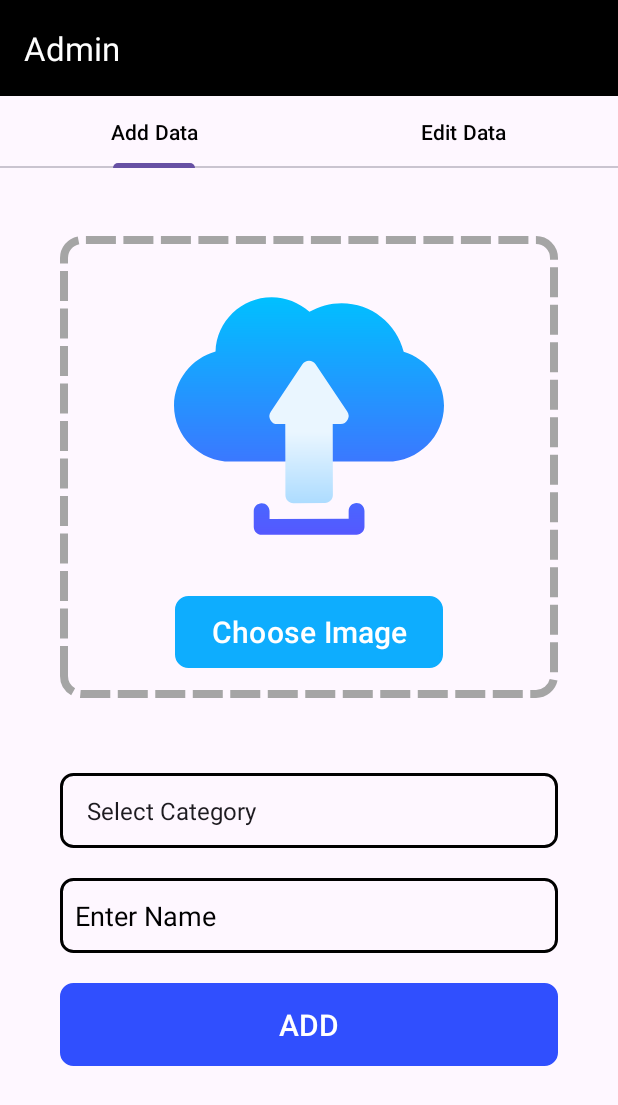
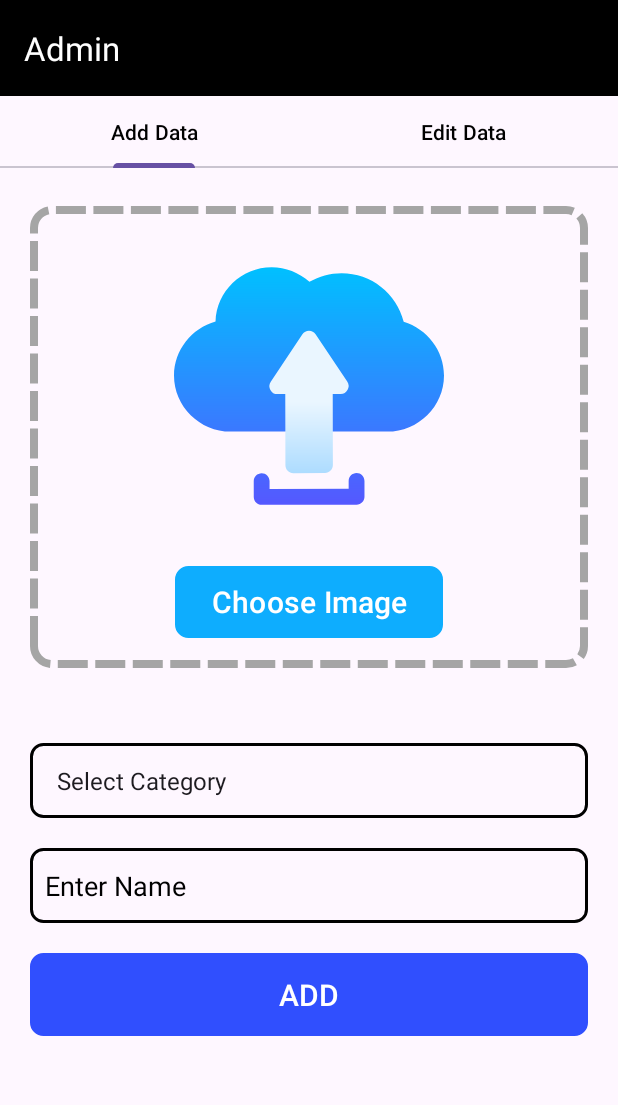
Before and after one commit to A23coder/AdminArtistry, an Android app: the AddFrag screen opened directly, with no data from a screen before it, on a phone screen of 412 x 824 dp. Shown: the top 1105 px of the screen. Run offline under Robolectric (Android 15) with nearby library versions, the phone set to English and light mode, and no system bars; our stand-ins replace Firebase (no records; nobody signed in at launch, a user with empty details on screens opened directly).

Commit message:
Another Changes..

```diff
--- a/app/src/main/java/com/aadhya/adminartistry/data/utils/Utils.kt
+++ b/app/src/main/java/com/aadhya/adminartistry/data/utils/Utils.kt
@@ -28,6 +28,7 @@ class Utils {
             "Portrait Mehndi Design" ,
             "Hanging Mehndi Design" ,
             "Backhand Simple Mehndi Design" ,
+            "BabyShower Mehndi Design" ,
         )
 
         val actualCategory = listOf(
--- a/app/src/main/res/layout/layout_add_fragment.xml
+++ b/app/src/main/res/layout/layout_add_fragment.xml
@@ -6,8 +6,7 @@
 
     <androidx.constraintlayout.widget.ConstraintLayout
         android:layout_width="match_parent"
-        android:layout_height="wrap_content"
-        android:padding="20dp">
+        android:layout_height="wrap_content">
 
 
         <androidx.constraintlayout.widget.ConstraintLayout
@@ -130,6 +129,4 @@
         </androidx.constraintlayout.widget.ConstraintLayout>
 
     </androidx.constraintlayout.widget.ConstraintLayout>
-
-
 </ScrollView>
```
